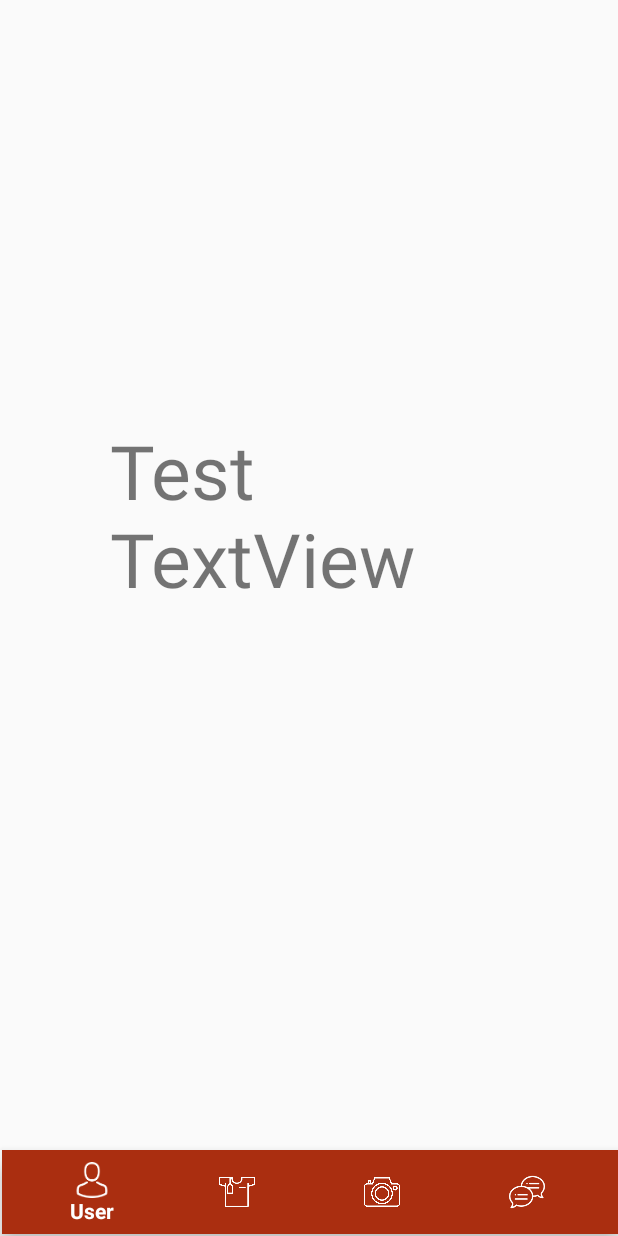
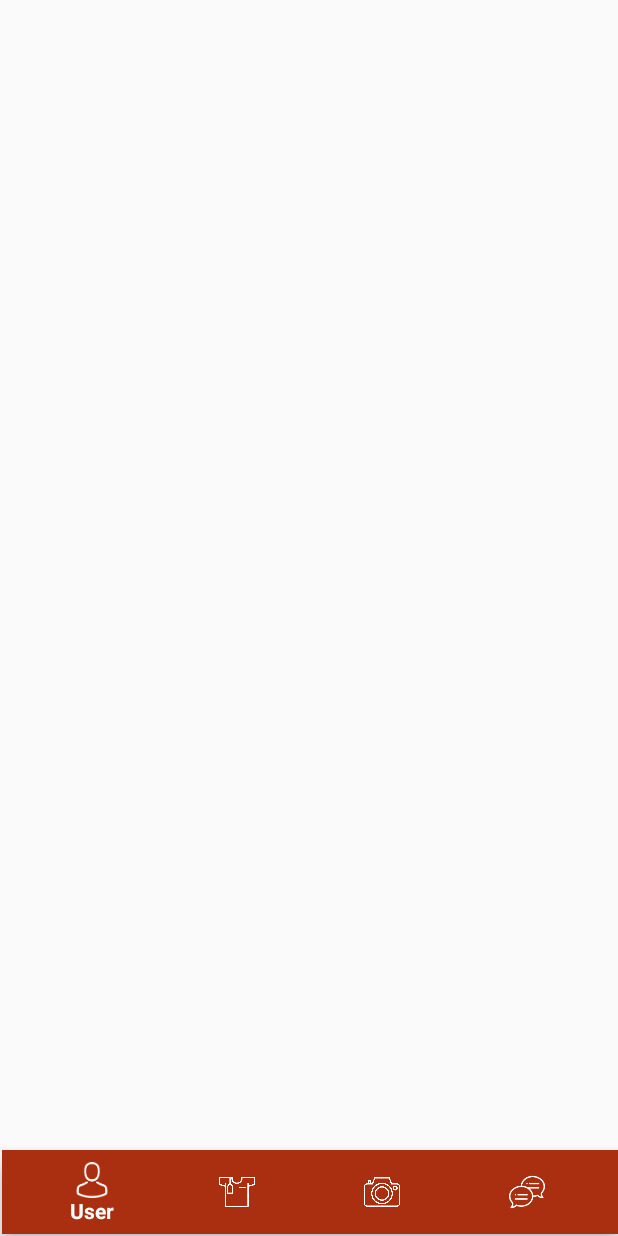
Before and after one commit to KofiAAnnor/LocalApparelApp, an Android app: the DashboardActivity screen opened directly, with no data from a screen before it, on a phone screen of 412 x 824 dp. Run offline under Robolectric (Android 15) with nearby library versions, the light colour scheme and no system bars.

Commit message:
Got Rid Of Text in Dashboard

```diff
--- a/MyApplication3/app/src/main/res/layout/activity_dashboard.xml
+++ b/MyApplication3/app/src/main/res/layout/activity_dashboard.xml
@@ -22,17 +22,4 @@
         app:layout_constraintStart_toStartOf="parent"
         app:menu="@menu/bottom_nav_menu" />
 
-    <TextView
-        android:id="@+id/textView"
-        android:layout_width="242dp"
-        android:layout_height="138dp"
-        android:layout_marginStart="164dp"
-        android:layout_marginTop="280dp"
-        android:layout_marginEnd="188dp"
-        android:text="Test TextView"
-        android:textSize="50dp"
-        app:layout_constraintEnd_toEndOf="parent"
-        app:layout_constraintStart_toStartOf="parent"
-        app:layout_constraintTop_toTopOf="parent" />
-
 </androidx.constraintlayout.widget.ConstraintLayout>
```
